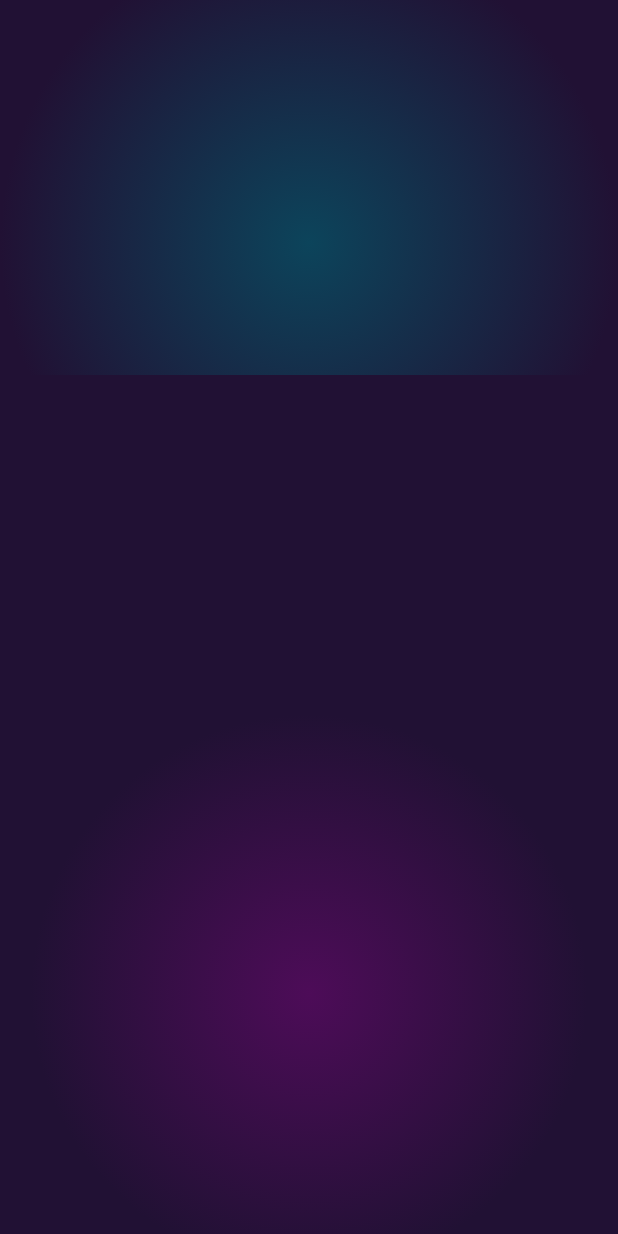
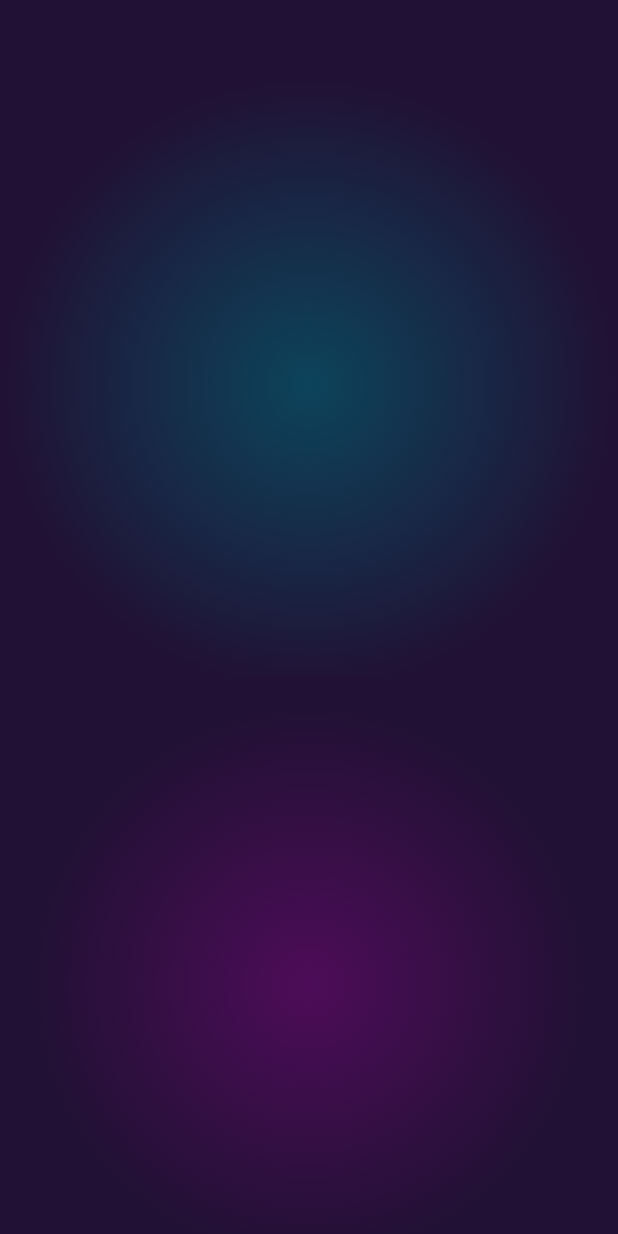
Before and after one commit to Shahimafiroz/startup_namer, a Flutter app: the Myhomepage screen opened directly, on a phone screen of 412 x 824 dp. Run offline on Flutter 3.47's test engine with Material 2 defaults, Android fonts, the phone set to English and light mode, and no system bars.

Commit message:
commit 3?

```diff
--- a/lib/main.dart
+++ b/lib/main.dart
@@ -1,5 +1,5 @@
-import 'package:crypton/entrance.dart';
 import 'package:crypton/splash.dart';
+import 'package:crypton/splash1.dart';
 import 'package:flutter/material.dart';
 import 'myhomepage.dart';
 
@@ -19,7 +19,7 @@ class MyApp extends StatelessWidget {
       theme: ThemeData(
         primarySwatch: Colors.deepPurple,
       ),
-      home: Splash(),
+      home: Splash1(),
     );
   }
 }
--- a/lib/myhomepage.dart
+++ b/lib/myhomepage.dart
@@ -1,4 +1,5 @@
-import 'package:crypton/mycolors.dart';
+import 'package:crypton/widgets/background.dart';
+import 'package:crypton/widgets/mycolors.dart';
 import 'package:flutter/material.dart';
 
 class Myhomepage extends StatefulWidget {
@@ -13,41 +14,13 @@ class _MyhomepageState extends State<Myhomepage> {
   Widget build(BuildContext context) {
     double screenWidth = MediaQuery.of(context).size.width;
     double screenHeight = MediaQuery.of(context).size.height;
-    // Size size = MediaQuery.of(context).size;
     return Scaffold(
-      body: Container(
-        color: Mycolors.background,
-        child: Stack(
-          children: [
-            Positioned(
-              top: -250,
-              child: Container(
-                //width: size.width,
-                //height: size.width + 250,
-                width: screenWidth,
-                height: screenHeight,
-                decoration: BoxDecoration(
-                  gradient: RadialGradient(
-                      radius: 0.50,
-                      colors: [Mycolors.blueball, Mycolors.background]),
-                ),
-              ),
-            ),
-            Positioned(
-              top: 250,
-              child: Container(
-                width: screenWidth,
-                height: screenHeight,
-                decoration: BoxDecoration(
-                  gradient: RadialGradient(radius: 0.45, colors: [
-                    Mycolors.pinkball,
-                    Mycolors.background,
-                  ]),
-                ),
-              ),
-            ),
-          ],
-        ),
+      body: Stack(
+        children: [
+          Positioned(
+            child: Background(screenWidth: screenWidth),
+          ),
+        ],
       ),
     );
   }
--- a/lib/tempCodeRunnerFile.dart
+++ /dev/null
@@ -1 +0,0 @@
- // child: Image.asset("assets/icon.png"),
--- a/lib/entrance.dart
+++ b/lib/widgets/background.dart
@@ -1,31 +1,29 @@
+import 'package:flutter/cupertino.dart';
 import 'package:flutter/material.dart';
-
 import 'mycolors.dart';
 
-class Entrance extends StatefulWidget {
-  Entrance({Key? key}) : super(key: key);
+class Background extends StatelessWidget {
+  const Background({
+    Key? key,
+    required this.screenWidth,
+  }) : super(key: key);
+
+  final double screenWidth;
 
   @override
-  State<Entrance> createState() => _EntranceState();
-}
-
-class _EntranceState extends State<Entrance> {
-  @override
   Widget build(BuildContext context) {
-    double screenWidth = MediaQuery.of(context).size.width;
-    double screenHeight = MediaQuery.of(context).size.height;
     return Scaffold(
       body: Container(
         color: Mycolors.background,
         child: Stack(
           children: [
             Positioned(
-              top: -250,
+              top: 50,
               child: Container(
                 //width: size.width,
                 //height: size.width + 250,
                 width: screenWidth,
-                height: screenHeight,
+                height: screenWidth,
                 decoration: BoxDecoration(
                   gradient: RadialGradient(
                       radius: 0.50,
@@ -33,15 +31,19 @@ class _EntranceState extends State<Entrance> {
                 ),
               ),
             ),
-            Align(
-              alignment: Alignment.bottomCenter,
+            Positioned(
+              top: 450,
               child: Container(
-                padding: EdgeInsets.all(30),
-                width: screenWidth - 50,
-                height: screenWidth - 50,
-                // child: Image.asset("assets/icon.png"),
+                width: screenWidth,
+                height: screenWidth,
+                decoration: BoxDecoration(
+                  gradient: RadialGradient(radius: 0.45, colors: [
+                    Mycolors.pinkball,
+                    Mycolors.background,
+                  ]),
+                ),
               ),
-            )
+            ),
           ],
         ),
       ),
```
Also changed, not shown: lib/imp notes.txt (added, +15 -0 lines), lib/splash.dart (+38 -36 lines), lib/splash1.dart (added, +22 -0 lines), lib/widgets/glassMorphismContainer.dart (added, +45 -0 lines), lib/widgets/glassbox.dart (added), lib/widgets/mycolors.dart (renamed from lib/mycolors.dart).
